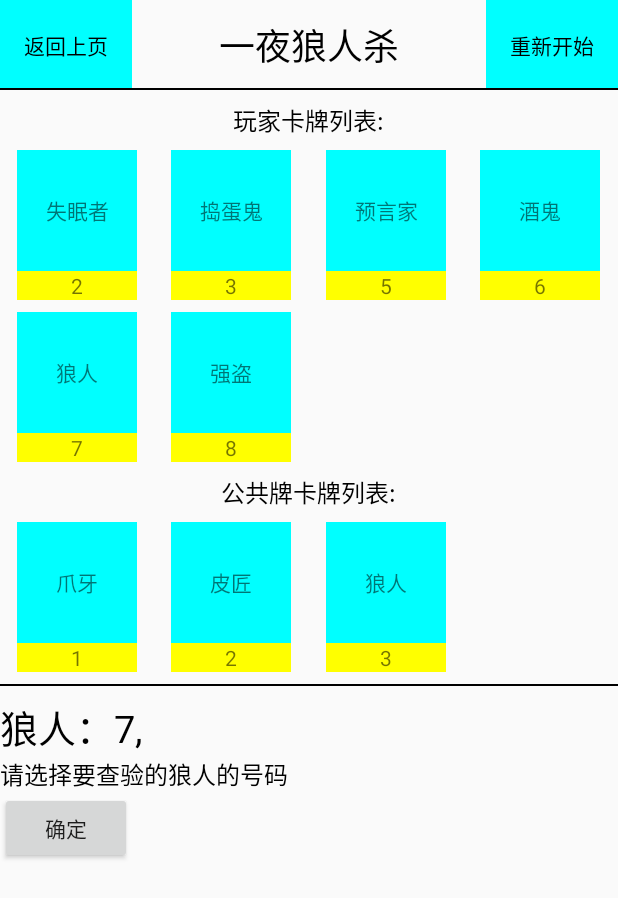
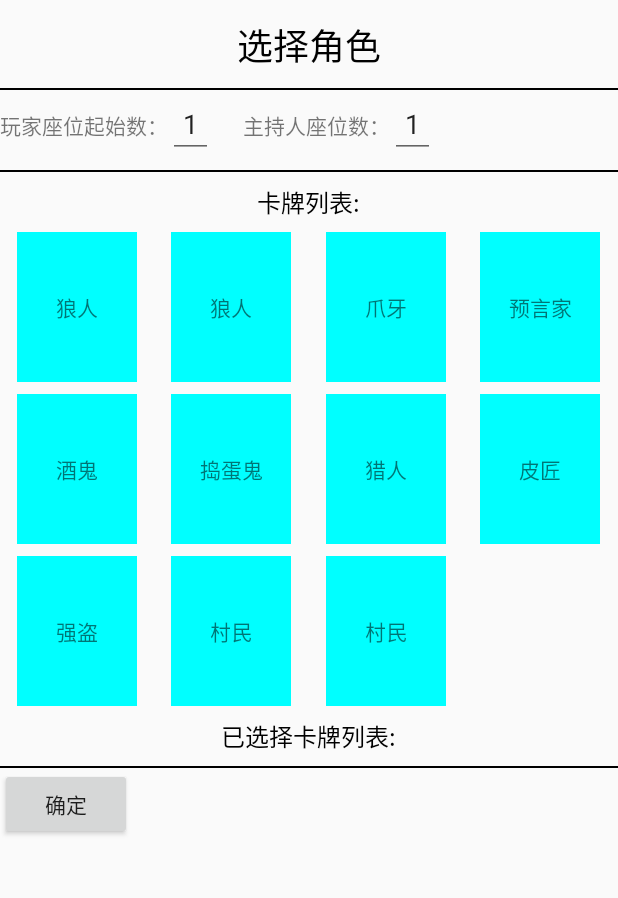
Before and after one commit to exueyuan/OneNightLang, an Android app: the screen it shows after launch (MainActivity before the commit, CheckCardActivity after it), on a phone screen of 412 x 824 dp. Shown: the top 898 px of the screen. Run offline under Robolectric (Android 15) with nearby library versions, the phone set to English and light mode, and no system bars.

Commit message:
新增 checkCardActivity

```diff
--- a/app/src/main/AndroidManifest.xml
+++ b/app/src/main/AndroidManifest.xml
@@ -9,13 +9,20 @@
         android:roundIcon="@drawable/yiyelang"
         android:supportsRtl="true"
         android:theme="@style/Theme.AppCompat.DayNight.NoActionBar">
-        <activity android:name=".MainActivity">
+        <activity
+            android:name=".CheckCardActivity"
+            android:configChanges="keyboardHidden|orientation|screenSize"
+            android:screenOrientation="portrait">
             <intent-filter>
                 <action android:name="android.intent.action.MAIN" />
 
                 <category android:name="android.intent.category.LAUNCHER" />
             </intent-filter>
         </activity>
+        <activity
+            android:name=".MainActivity"
+            android:configChanges="keyboardHidden|orientation|screenSize"
+            android:screenOrientation="portrait" />
     </application>
 
 </manifest>
--- /dev/null
+++ b/app/src/main/java/com/duyi/onenightlang/CheckCardActivity.kt
@@ -0,0 +1,74 @@
+package com.duyi.onenightlang
+
+import android.content.Intent
+import android.os.Bundle
+import androidx.appcompat.app.AppCompatActivity
+import androidx.recyclerview.widget.GridLayoutManager
+import com.duyi.onenightlang.adapter.CardAdapter
+import com.duyi.onenightlang.data.CardData
+import com.duyi.onenightlang.data.CardType
+import kotlinx.android.synthetic.main.activity_checkcard.*
+
+/**
+ * Created by duyi on 2021-05-11
+ */
+
+class CheckCardActivity : AppCompatActivity() {
+    private val roleCardList = arrayListOf<CardData>(
+        CardData("狼人", type = CardType.Langren, isShowNum = false),
+        CardData("狼人", type = CardType.Langren, isShowNum = false),
+        CardData("爪牙", type = CardType.Zhaoya, isShowNum = false),
+        CardData("预言家", type = CardType.Yuyanjia, isShowNum = false),
+        CardData("酒鬼", type = CardType.JiuGui, isShowNum = false),
+        CardData("捣蛋鬼", type = CardType.Daodangui, isShowNum = false),
+        CardData("猎人", type = CardType.None, isShowNum = false),
+        CardData("皮匠", type = CardType.None, isShowNum = false),
+        CardData("强盗", type = CardType.Qiangdao, isShowNum = false),
+        CardData("村民", type = CardType.None, isShowNum = false),
+        CardData("村民", type = CardType.None, isShowNum = false)
+    )
+    private val roleCardAdapter = CardAdapter(roleCardList, checkCallback = { _, _, cardData ->
+        if (cardData.isSeleted) {
+            cardData.isSeleted = false
+            for (card in checkCardList) {
+                if (card == cardData) {
+                    checkCardList.remove(card)
+                    break
+                }
+            }
+        } else {
+            cardData.isSeleted = true
+            checkCardList.add(cardData)
+        }
+        updateAdapter()
+    })
+
+    private val checkCardList = arrayListOf<CardData>()
+    private val checkCardAdapter = CardAdapter(checkCardList)
+
+
+    override fun onCreate(savedInstanceState: Bundle?) {
+        super.onCreate(savedInstanceState)
+        setContentView(R.layout.activity_checkcard)
+        // 设置role
+        val rolelayoutManager = GridLayoutManager(this, 4)
+        rv_role_list.layoutManager = rolelayoutManager
+        rv_role_list.adapter = roleCardAdapter
+        // 设置check card
+        val checkCardlayoutManager = GridLayoutManager(this, 4)
+        rv_check_role_list.layoutManager = checkCardlayoutManager
+        rv_check_role_list.adapter = checkCardAdapter
+
+        updateAdapter()
+
+        bt_ok.setOnClickListener {
+            val intent = Intent(this, MainActivity::class.java)
+            startActivity(intent)
+        }
+    }
+
+    private fun updateAdapter() {
+        roleCardAdapter.notifyDataSetChanged()
+        checkCardAdapter.notifyDataSetChanged()
+    }
+}
--- a/app/src/main/java/com/duyi/onenightlang/MainActivity.kt
+++ b/app/src/main/java/com/duyi/onenightlang/MainActivity.kt
@@ -7,20 +7,12 @@ import android.widget.Toast
 import androidx.recyclerview.widget.GridLayoutManager
 import com.duyi.onenightlang.adapter.CardAdapter
 import com.duyi.onenightlang.data.CardData
+import com.duyi.onenightlang.data.CardType
 import com.duyi.onenightlang.utils.DataUtils
 import kotlinx.android.synthetic.main.activity_main.*
 
 class MainActivity : AppCompatActivity() {
-    enum class CardType {
-        None,
-        Langren,
-        Zhaoya,
-        Yuyanjia,
-        Daodangui,
-        JiuGui,
-        Qiangdao,
-        Shimianzhe
-    }
+
 
     private val cardOrderList = arrayListOf(
         CardType.Langren,
--- a/app/src/main/java/com/duyi/onenightlang/data/CardData.kt
+++ b/app/src/main/java/com/duyi/onenightlang/data/CardData.kt
@@ -1,7 +1,25 @@
 package com.duyi.onenightlang.data
+
+import java.io.Serializable
 
 /**
  * Created by duyi on 2021-05-10
  */
 
-class CardData(val cardName: String = "", var isSeleted: Boolean = false)
+class CardData(
+    val cardName: String = "",
+    var isSeleted: Boolean = false,
+    var isShowNum: Boolean = true,
+    var type: CardType = CardType.None
+) : Serializable
+
+enum class CardType {
+    None,
+    Langren,
+    Zhaoya,
+    Yuyanjia,
+    Daodangui,
+    JiuGui,
+    Qiangdao,
+    Shimianzhe
+}
--- a/app/src/main/java/com/duyi/onenightlang/holder/CardHolder.kt
+++ b/app/src/main/java/com/duyi/onenightlang/holder/CardHolder.kt
@@ -45,5 +45,10 @@ class CardHolder(itemView: View) : RecyclerView.ViewHolder(itemView) {
         itemView.setOnClickListener {
             checkCallback?.invoke(position, player_num, cardData)
         }
+        if(cardData.isShowNum) {
+            tv_player_num.visibility = View.VISIBLE
+        } else {
+            tv_player_num.visibility = View.GONE
+        }
     }
 }
--- /dev/null
+++ b/app/src/main/res/layout/activity_checkcard.xml
@@ -0,0 +1,115 @@
+<?xml version="1.0" encoding="utf-8"?>
+<ScrollView xmlns:android="http://schemas.android.com/apk/res/android"
+    android:layout_width="match_parent"
+    android:layout_height="match_parent">
+
+    <LinearLayout
+        android:layout_width="match_parent"
+        android:layout_height="match_parent"
+        android:orientation="vertical">
+
+        <RelativeLayout
+            android:layout_width="match_parent"
+            android:layout_height="60dp">
+
+            <TextView
+                android:layout_width="wrap_content"
+                android:layout_height="wrap_content"
+                android:layout_centerInParent="true"
+                android:text="选择角色"
+                android:textColor="@color/black"
+                android:textSize="24dp" />
+
+
+            <View
+                android:layout_width="match_parent"
+                android:layout_height="1dp"
+                android:layout_alignParentBottom="true"
+                android:background="@color/black" />
+
+        </RelativeLayout>
+
+        <LinearLayout
+            android:layout_width="match_parent"
+            android:layout_height="wrap_content"
+            android:layout_gravity="center_vertical"
+            android:orientation="horizontal">
+
+            <TextView
+                android:layout_width="wrap_content"
+                android:layout_height="wrap_content"
+                android:text="玩家座位起始数：" />
+
+            <EditText
+                android:layout_width="30dp"
+                android:layout_height="wrap_content"
+                android:gravity="center"
+                android:inputType="number"
+                android:text="1" />
+
+            <TextView
+                android:layout_width="wrap_content"
+                android:layout_height="wrap_content"
+                android:layout_marginLeft="20dp"
+                android:text="主持人座位数：" />
+
+            <EditText
+                android:layout_width="30dp"
+                android:layout_height="wrap_content"
+                android:gravity="center"
+                android:inputType="number"
+                android:text="1" />
+        </LinearLayout>
+
+        <View
+            android:layout_width="match_parent"
+            android:layout_height="1dp"
+            android:layout_marginTop="8dp"
+            android:background="@color/black" />
+
+        <TextView
+            android:layout_width="wrap_content"
+            android:layout_height="wrap_content"
+            android:layout_gravity="center_horizontal"
+            android:layout_marginTop="8dp"
+            android:text="卡牌列表:"
+            android:textColor="@color/black"
+            android:textSize="16dp" />
+
+        <androidx.recyclerview.widget.RecyclerView
+            android:id="@+id/rv_role_list"
+            android:layout_width="match_parent"
+            android:layout_height="wrap_content" />
+
+
+        <TextView
+            android:layout_width="wrap_content"
+            android:layout_height="wrap_content"
+            android:layout_gravity="center_horizontal"
+            android:layout_marginTop="8dp"
+            android:text="已选择卡牌列表:"
+            android:textColor="@color/black"
+            android:textSize="16dp" />
+
+        <androidx.recyclerview.widget.RecyclerView
+            android:id="@+id/rv_check_role_list"
+            android:layout_width="match_parent"
+            android:layout_height="wrap_content" />
+
+        <View
+            android:layout_width="match_parent"
+            android:layout_height="1dp"
+            android:layout_marginTop="8dp"
+            android:background="@color/black" />
+
+        <Button
+            android:id="@+id/bt_ok"
+            android:layout_width="wrap_content"
+            android:layout_height="wrap_content"
+            android:text="确定" />
+
+
+    </LinearLayout>
+
+
+</ScrollView>
```
